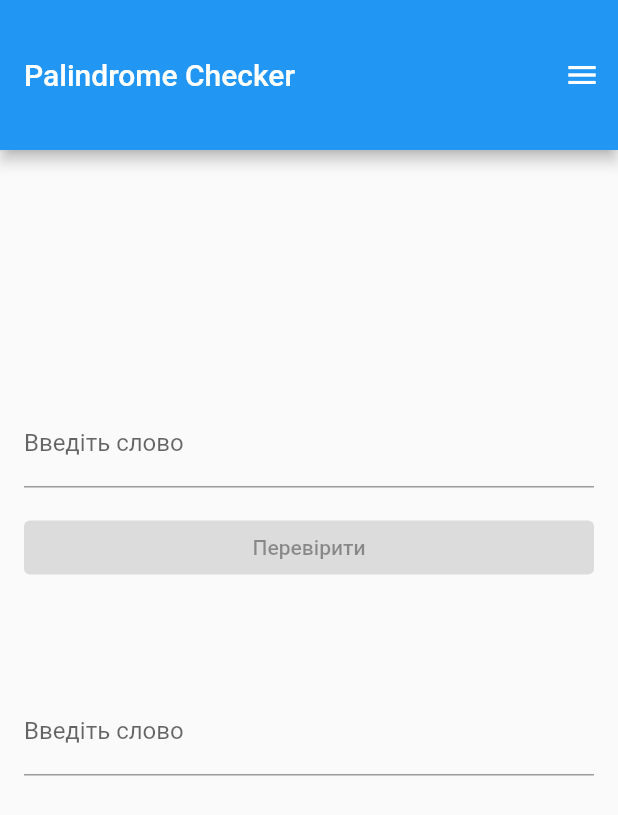
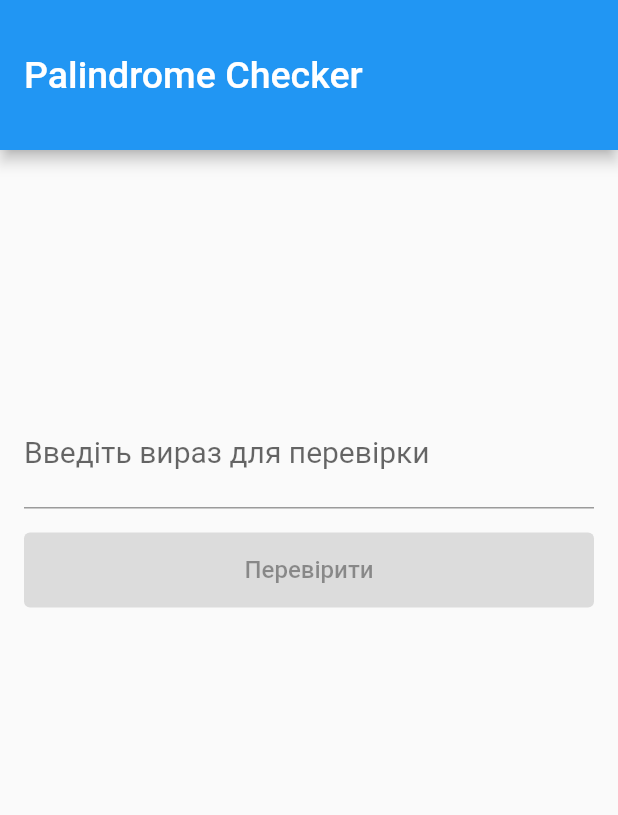
Before and after one commit to AndriyLutsenko/PalindromeChecker, a Flutter app: the screen it shows after launch, on a phone screen of 412 x 824 dp. Shown: the top 815 px of the screen. Run offline on Flutter 3.47's test engine with Material 2 defaults, Android fonts, the phone set to English and light mode, and no system bars.

Commit message:
removed isOneWord check removed onFly version (drawer) fixed scroling total refactored and optimized

```diff
--- a/lib/main.dart
+++ b/lib/main.dart
@@ -1,10 +1,12 @@
 import 'package:flutter/material.dart';
 
 void main() {
-  runApp(MyApp());
+  runApp(const MyApp());
 }
 
 class MyApp extends StatelessWidget {
+  const MyApp({super.key});
+
   @override
   Widget build(BuildContext context) {
     return MaterialApp(
@@ -12,148 +14,124 @@ class MyApp extends StatelessWidget {
       theme: ThemeData(
         primarySwatch: Colors.blue,
       ),
-      home: PalindromePage(),
+      debugShowCheckedModeBanner: false,
+      home: const PalindromePage(),
     );
   }
 }
 
 class PalindromePage extends StatefulWidget {
+  const PalindromePage({super.key});
+
   @override
-  _PalindromePageState createState() => _PalindromePageState();
+  State<PalindromePage> createState() => PalindromePageState();
 }
 
-class _PalindromePageState extends State<PalindromePage> {
-  String inputText1 = '';
-  String inputText2 = '';
-  String result1 = '';
-  String result2 = '';
+class PalindromePageState extends State<PalindromePage> {
+  String inputText = '';
+  String result = '';
 
-  bool isPalindrome(String word) {
-    // List<String> characters = word.split('');
-    // List<String> reversedCharacters = characters.reversed.toList();
-    // return characters.join() == reversedCharacters.join();
-    return word == word.split('').reversed.join();
-  }
-
-  void checkPalindrome1() {
+  void checkPalindrome() {
+    String modText =
+        inputText.toUpperCase().replaceAll(" ", "").replaceAll("\n", "");
     setState(() {
-      if (isPalindrome(inputText1)) {
-        result1 = 'Перевірене слово є паліндромом!';
+      if (modText.isEmpty) {
+        result = 'Не введено значимих символів';
+      } else if (modText == modText.split('').reversed.join()) {
+        result = 'Цей вираз є паліндромом!';
       } else {
-        result1 = 'Перевірене слово не є паліндромом.';
+        result = 'Цей вираз не є паліндромом.';
       }
     });
-  }
-
-  void checkPalindrome2(String text) {
-    setState(() {
-      if (isPalindrome(text)) {
-        result2 = 'Це слово є паліндромом!';
-      } else {
-        result2 = 'Це слово не є паліндромом.';
-      }
-    });
-  }
-
-  bool isOneWord(String text) {
-    return RegExp(r"^[a-zA-Z]+$").hasMatch(text);
   }
 
   @override
   Widget build(BuildContext context) {
     return Scaffold(
+      // resizeToAvoidBottomInset: true,
       appBar: AppBar(
         toolbarHeight: 100,
-        title: Text('Palindrome Checker'),
-      ),
-      endDrawer: Drawer(
-        child: Padding(
-          padding: const EdgeInsets.all(15.0),
-          child: Column(
-            children: [
-              SizedBox(height: 150),
-              TextField(
-                onChanged: (text) {
-                  setState(() {
-                    if (isOneWord(text)) {
-                      inputText2 = text.toUpperCase();
-                      checkPalindrome2(inputText2);
-                    } else {
-                      inputText2 = '';
-                      result2 = '';
-                    }
-                  });
-                },
-                decoration: InputDecoration(
-                  labelText: 'Введіть слово',
-                ),
-              ),
-              SizedBox(height: 16.0),
-              Text(
-                result2,
-                style: TextStyle(fontSize: 18.0),
-                textAlign: TextAlign.center,
-              ),
-            ],
-          ),
+        title: const Text(
+          'Palindrome Checker',
+          style: TextStyle(fontSize: 25),
         ),
       ),
+
       body: SingleChildScrollView(
+        reverse: true,
+        physics: const BouncingScrollPhysics(),
         child: Padding(
-          padding: EdgeInsets.all(16.0),
+          padding: const EdgeInsets.all(16.0),
           child: Column(
             crossAxisAlignment: CrossAxisAlignment.stretch,
             children: [
-              SizedBox(height: 150),
+              const SizedBox(height: 150),
               TextField(
+                style: TextStyle(fontSize: 20, height: 1.5),
+                minLines: 1,
+                maxLines: 10,
                 onChanged: (text) {
                   setState(() {
-                    if (isOneWord(text)) {
-                      inputText1 = text.toUpperCase();
-                    } else {
-                      inputText1 = '';
-                    }
+                    inputText = text;
+                    result = '';
                   });
                 },
                 decoration: const InputDecoration(
-                  labelText: 'Введіть слово',
+                  labelText: 'Введіть вираз для перевірки',
                 ),
               ),
-              SizedBox(height: 16.0),
-              ElevatedButton(
-                onPressed: inputText1.isNotEmpty ? checkPalindrome1 : null,
-                child: Text('Перевірити'),
-              ),
-              SizedBox(height: 16.0),
-              Text(
-                result1,
-                style: TextStyle(fontSize: 18.0),
-                textAlign: TextAlign.center,
-              ),
-              SizedBox(height: 32.0),
-              TextField(
-                onChanged: (text) {
-                  setState(() {
-                    if (isOneWord(text)) {
-                      inputText2 = text.toUpperCase();
-                      checkPalindrome2(inputText2);
-                    } else {
-                      inputText2 = '';
-                      result2 = 'Помилка введення';
-                    }
-                  });
-                },
-                decoration: InputDecoration(
-                  labelText: 'Введіть слово',
+              const SizedBox(height: 16.0),
+              Tooltip(
+                triggerMode: TooltipTriggerMode.tap,
+                message:
+                    inputText.isEmpty ? 'Спочатку потрібно щось ввести' : '',
+                decoration: BoxDecoration(
+                  borderRadius: BorderRadius.circular(25),
+                  color: Colors.yellowAccent,
+                ),
+                height: 50,
+                padding: const EdgeInsets.all(8.0),
+                preferBelow: false,
+                textStyle: const TextStyle(
+                  fontSize: 24,
+                ),
+                showDuration: const Duration(seconds: 1),
+                // waitDuration: const Duration(seconds: 1),
+
+                child: ElevatedButton(
+                  onPressed: inputText.isNotEmpty ? checkPalindrome : null,
+                  style:
+                      ElevatedButton.styleFrom(minimumSize: const Size(10, 50)),
+                  child: const Text(
+                    'Перевірити',
+                    style: TextStyle(fontSize: 16),
+                  ),
                 ),
               ),
-              SizedBox(height: 16.0),
-              Text(
-                result2,
-                style: TextStyle(fontSize: 18.0),
-                textAlign: TextAlign.center,
-              ),
-              // SizedBox(height: 1600),
+              const SizedBox(height: 16.0),
+              Text(result,
+                  style: const TextStyle(fontSize: 23.0),
+                  textAlign: TextAlign.center),
+              // const SizedBox(height: 16.0),
+              // SizedBox(
+              //   height: 150,
+              //   child: Container(
+              //     decoration: BoxDecoration(
+              //       borderRadius: BorderRadius.circular(25),
+              //       gradient: const LinearGradient(
+              //           begin: Alignment.centerLeft,
+              //           end: Alignment.centerRight,
+              //           // tileMode: TileMode.mirror,
+              //           transform: GradientRotation(1.2),
+              //           colors: <Color>[
+              //             Colors.blue,
+              //             Colors.blueAccent,
+              //             Colors.yellowAccent,
+              //             Colors.yellow
+              //           ]),
+              //     ),
+              //   ),
+              // ),
             ],
           ),
         ),
```
